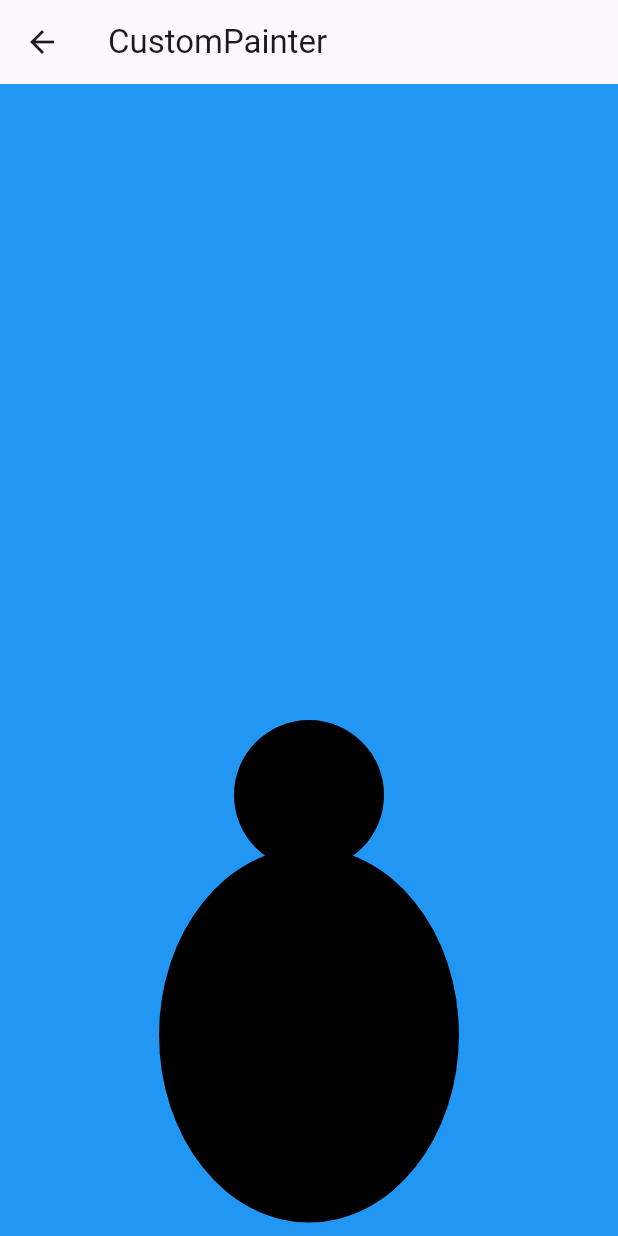
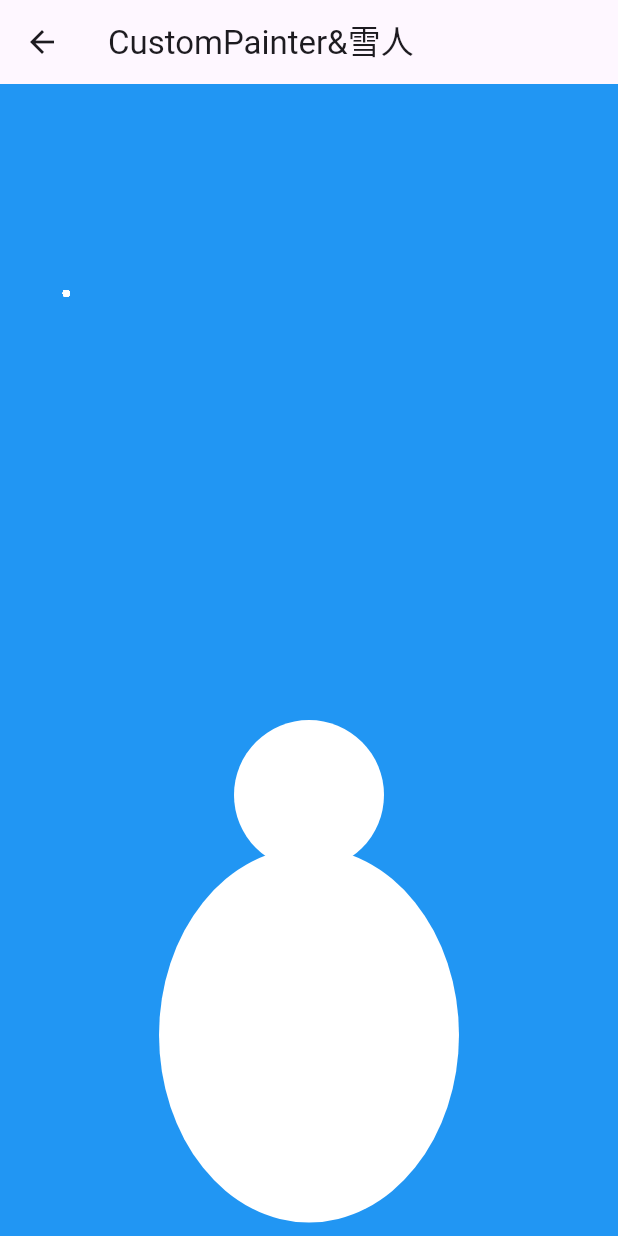
Before and after one commit to jiangzongyu/flutter_demo, a Flutter app: the CustomPainterTest screen opened directly, on a phone screen of 412 x 824 dp. Run offline on Flutter 3.47's test engine with Material 2 defaults, Android fonts, the light colour scheme and no system bars.

Commit message:
雪人demo

```diff
--- a/lib/constant.dart
+++ b/lib/constant.dart
@@ -1,17 +1,17 @@
+import './animated_builder/index.dart';
 import './animated_container/index.dart';
-import './animated_switcher/index.dart';
 import './animated_cross_fade/index.dart';
 import './animated_padding/index.dart';
+import './animated_switcher/index.dart';
+import './breathing_animation/index.dart';
+import './custom_painter/index.dart';
+import './hero/index.dart';
+import './interlace_animation/index.dart';
+import './rotation_fade_opacity/index.dart';
+import './rotation_transition/index.dart';
+import './scroll_num/index.dart';
+import './slide_transition/index.dart';
 import './tween_animation_builder/index.dart';
-import './scroll_num/index.dart';
-import './rotation_transition/index.dart';
-import './rotation_fade_opacity/index.dart';
-import './slide_transition/index.dart';
-import './interlace_animation/index.dart';
-import './animated_builder/index.dart';
-import './breathing_animation/index.dart';
-import './hero/index.dart';
-import './custom_painter/index.dart';
 
 List routerList = [
   {
@@ -67,7 +67,7 @@ List routerList = [
     'method': const HeroTest(),
   },
   {
-    'name': 'CustomPainter',
+    'name': 'CustomPainter&雪人',
     'method': const CustomPainterTest(),
   }
 ];
--- a/lib/custom_painter/index.dart
+++ b/lib/custom_painter/index.dart
@@ -1,3 +1,5 @@
+import 'dart:math';
+
 import 'package:flutter/material.dart';
 
 // 操作底层CustomPainter
@@ -15,7 +17,10 @@ class _CustomPainterTestState extends State<CustomPainterTest>
   @override
   void initState() {
     super.initState();
-    _controller = AnimationController(vsync: this);
+    _controller = AnimationController(
+      vsync: this,
+      duration: const Duration(seconds: 1),
+    )..repeat();
   }
 
   @override
@@ -26,17 +31,27 @@ class _CustomPainterTestState extends State<CustomPainterTest>
 
   @override
   Widget build(BuildContext context) {
+    List<Snowflake> _snowflake = List.generate(100, (index) => Snowflake());
+
     return Scaffold(
       appBar: AppBar(
-        title: const Text('CustomPainter'),
+        title: const Text('CustomPainter&雪人'),
       ),
       body: Center(
         child: Container(
           width: double.infinity,
           height: double.infinity,
           color: Colors.blue,
-          child: CustomPaint(
-            painter: MyPainter(),
+          child: AnimatedBuilder(
+            animation: _controller,
+            builder: (BuildContext context, Widget? child) {
+              for (var element in _snowflake) {
+                element.fall();
+              }
+              return CustomPaint(
+                painter: MyPainter(_snowflake),
+              );
+            },
           ),
         ),
       ),
@@ -45,17 +60,53 @@ class _CustomPainterTestState extends State<CustomPainterTest>
 }
 
 class MyPainter extends CustomPainter {
+  late final List<Snowflake> _snowflake;
+
+  MyPainter(this._snowflake);
+
   @override
   void paint(Canvas canvas, Size size) {
     print(size);
-    canvas.drawCircle(size.center(Offset(0.0, 90.0)), 50.0, Paint());
+    final whitePaint = Paint()..color = Colors.white;
+    canvas.drawCircle(
+      size.center(const Offset(0.0, 90.0)),
+      50.0,
+      whitePaint,
+    );
     canvas.drawOval(
       Rect.fromCenter(
-          center: size.center(Offset(0, 250)), width: 200, height: 250),
-      Paint(),
+        center: size.center(const Offset(0, 250)),
+        width: 200,
+        height: 250,
+      ),
+      whitePaint,
     );
+    for (var snowflake in _snowflake) {
+      canvas.drawCircle(
+        Offset(snowflake.x, snowflake.y),
+        snowflake.radius,
+        whitePaint,
+      );
+    }
   }
 
   @override
   bool shouldRepaint(covariant CustomPainter oldDelegate) => true;
 }
+
+class Snowflake {
+  double x = Random().nextDouble() * 400;
+  double y = Random().nextDouble() * 800;
+  double radius = Random().nextDouble() * 2 + 2;
+  double velocity = Random().nextDouble() * 4 + 2;
+
+  fall() {
+    y += velocity;
+    if (y > 800) {
+      y = 0;
+      x = Random().nextDouble() * 400;
+      radius = Random().nextDouble() * 2 + 2;
+      velocity = Random().nextDouble() * 4 + 2;
+    }
+  }
+}
```
